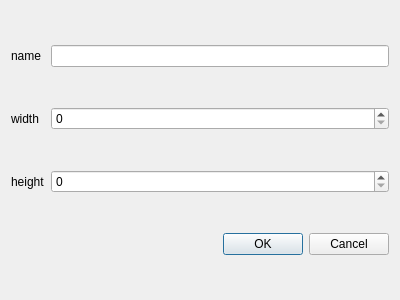
Before: the Qt Designer form additemwindow.ui in LaserShrimp/Hada, drawn with Qt 5.
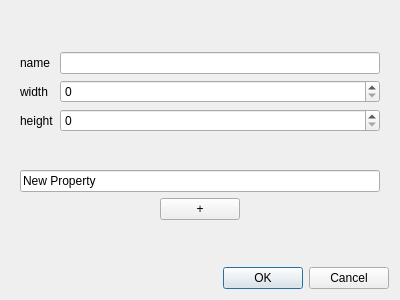
After: the same form once the commit is applied.

The edit to the form file:
```diff
--- a/additemwindow.ui
+++ b/additemwindow.ui
@@ -11,8 +11,13 @@
    </rect>
   </property>
   <property name="windowTitle">
-   <string>Form</string>
+   <string>Create a new item</string>
   </property>
+  <layout class="QVBoxLayout" name="verticalLayout">
+   <item>
+    <widget class="QWidget" name="widget" native="true">
+     <layout class="QVBoxLayout" name="verticalLayout_2">
+      <item>
   <layout class="QGridLayout" name="gridLayout">
    <item row="2" column="1">
     <widget class="QSpinBox" name="heightSpinBox">
@@ -21,23 +26,6 @@
      </property>
     </widget>
    </item>
-   <item row="0" column="0">
-    <widget class="QLabel" name="label">
-     <property name="text">
-      <string>name</string>
-     </property>
-    </widget>
-   </item>
-   <item row="0" column="1">
-    <widget class="QLineEdit" name="nameEdit"/>
-   </item>
-   <item row="1" column="0">
-    <widget class="QLabel" name="label_2">
-     <property name="text">
-      <string>width</string>
-     </property>
-    </widget>
-   </item>
    <item row="2" column="0">
     <widget class="QLabel" name="label_3">
      <property name="text">
@@ -45,6 +33,13 @@
      </property>
     </widget>
    </item>
+        <item row="1" column="0">
+         <widget class="QLabel" name="label_2">
+          <property name="text">
+           <string>width</string>
+          </property>
+         </widget>
+        </item>
    <item row="1" column="1">
     <widget class="QSpinBox" name="widthSpinBox">
      <property name="maximum">
@@ -52,7 +47,46 @@
      </property>
     </widget>
    </item>
-   <item row="3" column="1">
+        <item row="0" column="0">
+         <widget class="QLabel" name="label">
+          <property name="text">
+           <string>name</string>
+          </property>
+         </widget>
+        </item>
+        <item row="0" column="1">
+         <widget class="QLineEdit" name="nameEdit"/>
+        </item>
+       </layout>
+      </item>
+      <item>
+       <layout class="QVBoxLayout" name="verticalLayout_3">
+        <item>
+         <widget class="QLineEdit" name="newProperty">
+          <property name="text">
+           <string>New Property</string>
+          </property>
+         </widget>
+        </item>
+        <item alignment="Qt::AlignHCenter">
+         <widget class="QPushButton" name="addPropertyButton">
+          <property name="sizePolicy">
+           <sizepolicy hsizetype="Maximum" vsizetype="Maximum">
+            <horstretch>0</horstretch>
+            <verstretch>0</verstretch>
+           </sizepolicy>
+          </property>
+          <property name="text">
+           <string>+</string>
+          </property>
+         </widget>
+        </item>
+       </layout>
+      </item>
+     </layout>
+    </widget>
+   </item>
+   <item>
     <widget class="QDialogButtonBox" name="buttonBox">
      <property name="standardButtons">
       <set>QDialogButtonBox::Cancel|QDialogButtonBox::Ok</set>
```
Lines whose indentation alone changed are shown as unchanged.
